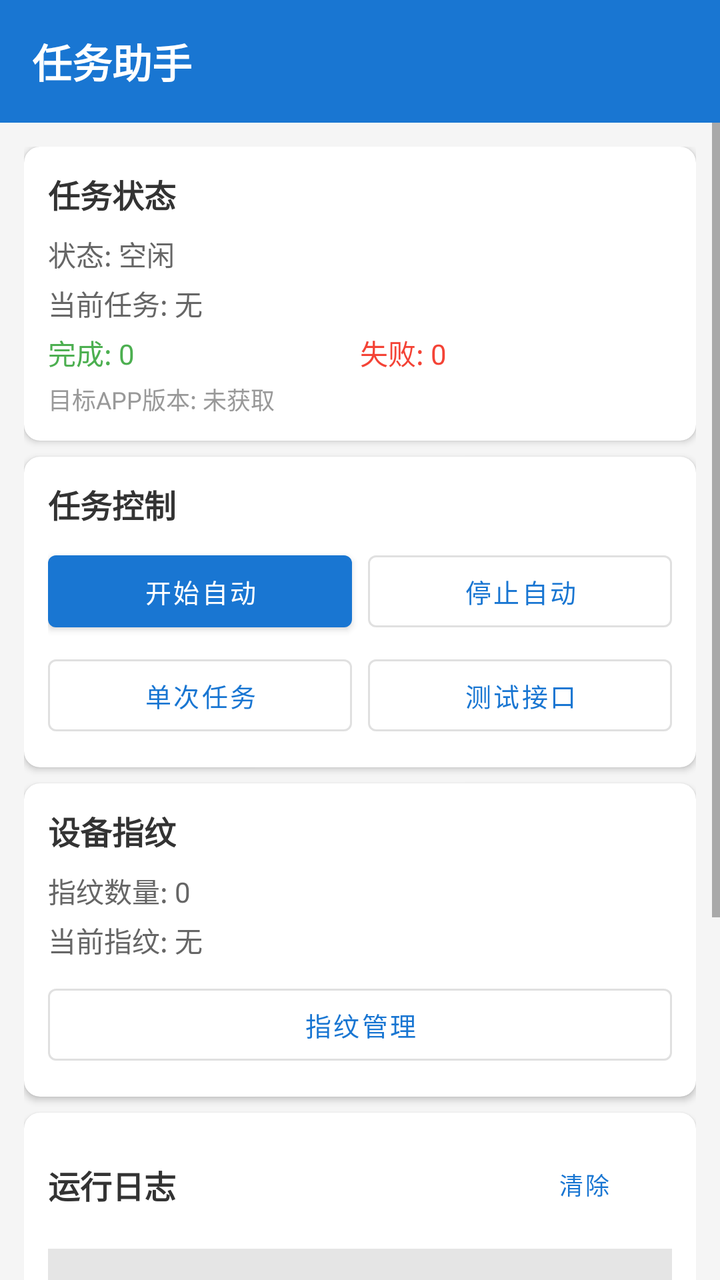
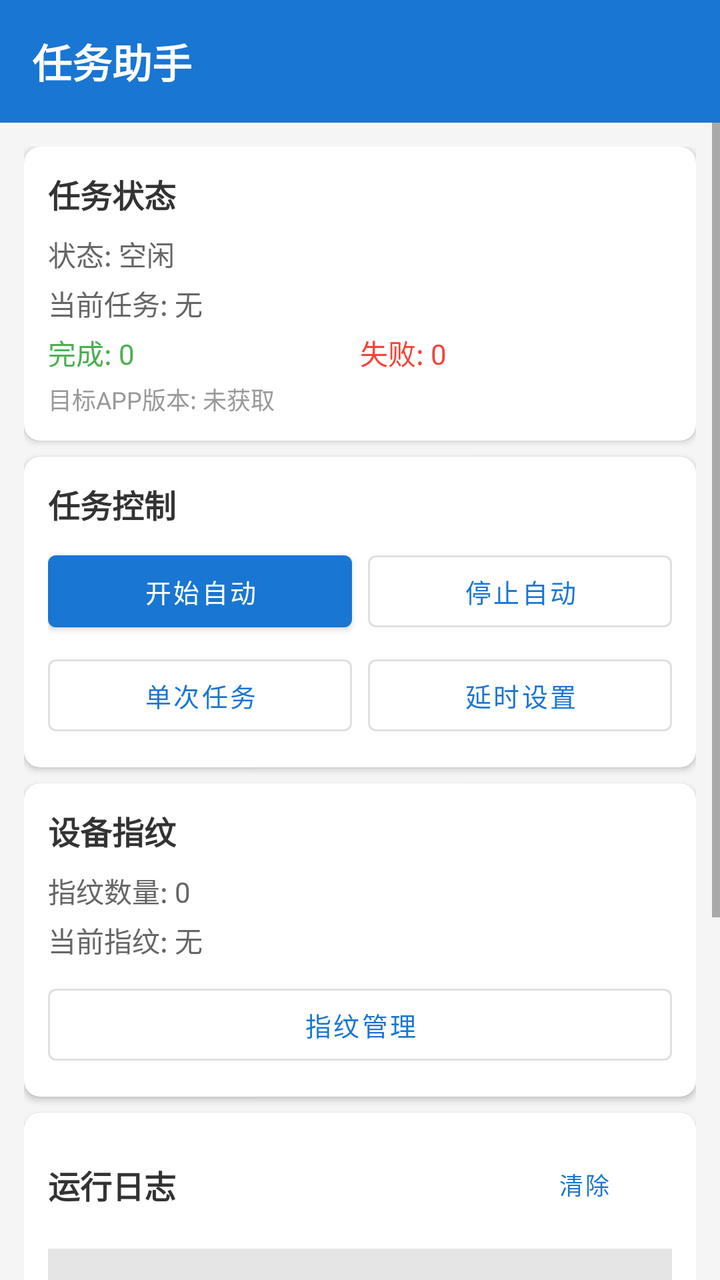

An Android layout rendered at two revisions. The XML below is the earlier revision; the diff shows what the commit changed to produce the second picture.
<!-- AndroidManifest.xml: application theme Theme.TaskHelper -->
<!-- res/layout/activity_main.xml -->
<?xml version="1.0" encoding="utf-8"?>
<LinearLayout xmlns:android="http://schemas.android.com/apk/res/android"
    android:layout_width="match_parent"
    android:layout_height="match_parent"
    android:background="#F5F5F5"
    android:orientation="vertical">

    
    <LinearLayout
        android:layout_width="match_parent"
        android:layout_height="wrap_content"
        android:background="#1976D2"
        android:orientation="horizontal"
        android:padding="16dp"
        android:gravity="center_vertical">

        <TextView
            android:layout_width="0dp"
            android:layout_height="wrap_content"
            android:layout_weight="1"
            android:text="任务助手"
            android:textColor="#FFFFFF"
            android:textSize="20sp"
            android:textStyle="bold" />

        <TextView
            android:id="@+id/tv_username"
            android:layout_width="wrap_content"
            android:layout_height="wrap_content"
            android:textColor="#FFFFFF"
            android:textSize="14sp" />
    </LinearLayout>

    <ScrollView
        android:layout_width="match_parent"
        android:layout_height="0dp"
        android:layout_weight="1">

        <LinearLayout
            android:layout_width="match_parent"
            android:layout_height="wrap_content"
            android:orientation="vertical"
            android:padding="12dp">

            
            <androidx.cardview.widget.CardView
                android:layout_width="match_parent"
                android:layout_height="wrap_content"
                android:layout_marginBottom="8dp"
                app:cardCornerRadius="8dp"
                app:cardElevation="2dp"
                xmlns:app="http://schemas.android.com/apk/res-auto">

                <LinearLayout
                    android:layout_width="match_parent"
                    android:layout_height="wrap_content"
                    android:orientation="vertical"
                    android:padding="12dp">

                    <TextView
                        android:layout_width="wrap_content"
                        android:layout_height="wrap_content"
                        android:text="任务状态"
                        android:textStyle="bold"
                        android:textSize="16sp"
                        android:textColor="#333333"
                        android:layout_marginBottom="8dp" />

                    <TextView
                        android:id="@+id/tv_status"
                        android:layout_width="match_parent"
                        android:layout_height="wrap_content"
                        android:text="状态: 空闲"
                        android:textSize="14sp"
                        android:textColor="#666666" />

                    <TextView
                        android:id="@+id/tv_current_task"
                        android:layout_width="match_parent"
                        android:layout_height="wrap_content"
                        android:text="当前任务: 无"
                        android:textSize="14sp"
                        android:textColor="#666666"
                        android:layout_marginTop="4dp" />

                    <LinearLayout
                        android:layout_width="match_parent"
                        android:layout_height="wrap_content"
                        android:orientation="horizontal"
                        android:layout_marginTop="4dp">

                        <TextView
                            android:id="@+id/tv_completed_count"
                            android:layout_width="0dp"
                            android:layout_height="wrap_content"
                            android:layout_weight="1"
                            android:text="完成: 0"
                            android:textSize="14sp"
                            android:textColor="#4CAF50" />

                        <TextView
                            android:id="@+id/tv_failed_count"
                            android:layout_width="0dp"
                            android:layout_height="wrap_content"
                            android:layout_weight="1"
                            android:text="失败: 0"
                            android:textSize="14sp"
                            android:textColor="#F44336" />
                    </LinearLayout>

                    <TextView
                        android:id="@+id/tv_target_version"
                        android:layout_width="match_parent"
                        android:layout_height="wrap_content"
                        android:text="目标APP版本: 未获取"
                        android:textSize="12sp"
                        android:textColor="#999999"
                        android:layout_marginTop="4dp" />
                </LinearLayout>
            </androidx.cardview.widget.CardView>

            
            <androidx.cardview.widget.CardView
                android:layout_width="match_parent"
                android:layout_height="wrap_content"
                android:layout_marginBottom="8dp"
                app:cardCornerRadius="8dp"
                app:cardElevation="2dp"
                xmlns:app="http://schemas.android.com/apk/res-auto">

                <LinearLayout
                    android:layout_width="match_parent"
                    android:layout_height="wrap_content"
                    android:orientation="vertical"
                    android:padding="12dp">

                    <TextView
                        android:layout_width="wrap_content"
                        android:layout_height="wrap_content"
                        android:text="任务控制"
                        android:textStyle="bold"
                        android:textSize="16sp"
                        android:textColor="#333333"
                        android:layout_marginBottom="8dp" />

                    <LinearLayout
                        android:layout_width="match_parent"
                        android:layout_height="wrap_content"
                        android:orientation="horizontal">

                        <com.google.android.material.button.MaterialButton
                            android:id="@+id/btn_start_auto"
                            android:layout_width="0dp"
                            android:layout_height="wrap_content"
                            android:layout_weight="1"
                            android:layout_marginEnd="4dp"
                            android:text="开始自动"
                            android:textSize="13sp" />

                        <com.google.android.material.button.MaterialButton
                            android:id="@+id/btn_stop_auto"
                            style="@style/Widget.MaterialComponents.Button.OutlinedButton"
                            android:layout_width="0dp"
                            android:layout_height="wrap_content"
                            android:layout_weight="1"
                            android:layout_marginStart="4dp"
                            android:text="停止自动"
                            android:textSize="13sp" />
                    </LinearLayout>

                    <LinearLayout
                        android:layout_width="match_parent"
                        android:layout_height="wrap_content"
                        android:orientation="horizontal"
                        android:layout_marginTop="4dp">

                        <com.google.android.material.button.MaterialButton
                            android:id="@+id/btn_single_task"
                            style="@style/Widget.MaterialComponents.Button.OutlinedButton"
                            android:layout_width="0dp"
                            android:layout_height="wrap_content"
                            android:layout_weight="1"
                            android:layout_marginEnd="4dp"
                            android:text="单次任务"
                            android:textSize="13sp" />

                        <com.google.android.material.button.MaterialButton
                            android:id="@+id/btn_test_api"
                            style="@style/Widget.MaterialComponents.Button.OutlinedButton"
                            android:layout_width="0dp"
                            android:layout_height="wrap_content"
                            android:layout_weight="1"
                            android:layout_marginStart="4dp"
                            android:text="测试接口"
                            android:textSize="13sp" />
                    </LinearLayout>
                </LinearLayout>
            </androidx.cardview.widget.CardView>

            
            <androidx.cardview.widget.CardView
                android:layout_width="match_parent"
                android:layout_height="wrap_content"
                android:layout_marginBottom="8dp"
                app:cardCornerRadius="8dp"
                app:cardElevation="2dp"
                xmlns:app="http://schemas.android.com/apk/res-auto">

                <LinearLayout
                    android:layout_width="match_parent"
                    android:layout_height="wrap_content"
                    android:orientation="vertical"
                    android:padding="12dp">

                    <TextView
                        android:layout_width="wrap_content"
                        android:layout_height="wrap_content"
                        android:text="设备指纹"
                        android:textStyle="bold"
                        android:textSize="16sp"
                        android:textColor="#333333"
                        android:layout_marginBottom="8dp" />

                    <TextView
                        android:id="@+id/tv_fp_count"
                        android:layout_width="match_parent"
                        android:layout_height="wrap_content"
                        android:text="指纹数量: 0"
                        android:textSize="14sp"
                        android:textColor="#666666" />

                    <TextView
                        android:id="@+id/tv_current_fp"
                        android:layout_width="match_parent"
                        android:layout_height="wrap_content"
                        android:text="当前指纹: 无"
                        android:textSize="14sp"
                        android:textColor="#666666"
                        android:layout_marginTop="4dp" />

                    <com.google.android.material.button.MaterialButton
                        android:id="@+id/btn_change_fp"
                        style="@style/Widget.MaterialComponents.Button.OutlinedButton"
                        android:layout_width="match_parent"
                        android:layout_height="wrap_content"
                        android:layout_marginTop="8dp"
                        android:text="指纹管理"
                        android:textSize="13sp" />
                </LinearLayout>
            </androidx.cardview.widget.CardView>

            
            <androidx.cardview.widget.CardView
                android:layout_width="match_parent"
                android:layout_height="wrap_content"
                android:layout_marginBottom="8dp"
                app:cardCornerRadius="8dp"
                app:cardElevation="2dp"
                xmlns:app="http://schemas.android.com/apk/res-auto">

                <LinearLayout
                    android:layout_width="match_parent"
                    android:layout_height="wrap_content"
                    android:orientation="vertical"
                    android:padding="12dp">

                    <LinearLayout
                        android:layout_width="match_parent"
                        android:layout_height="wrap_content"
                        android:orientation="horizontal"
                        android:gravity="center_vertical"
                        android:layout_marginBottom="8dp">

                        <TextView
                            android:layout_width="0dp"
                            android:layout_height="wrap_content"
                            android:layout_weight="1"
                            android:text="运行日志"
                            android:textStyle="bold"
                            android:textSize="16sp"
                            android:textColor="#333333" />

                        <com.google.android.material.button.MaterialButton
                            android:id="@+id/btn_clear_log"
                            style="@style/Widget.MaterialComponents.Button.TextButton"
                            android:layout_width="wrap_content"
                            android:layout_height="wrap_content"
                            android:text="清除"
                            android:textSize="12sp" />
                    </LinearLayout>

                    <ScrollView
                        android:id="@+id/scroll_logs"
                        android:layout_width="match_parent"
                        android:layout_height="200dp"
                        android:background="#1A000000"
                        android:padding="8dp">

                        <TextView
                            android:id="@+id/tv_logs"
                            android:layout_width="match_parent"
                            android:layout_height="wrap_content"
                            android:fontFamily="monospace"
                            android:textSize="11sp"
                            android:textColor="#333333" />
                    </ScrollView>
                </LinearLayout>
            </androidx.cardview.widget.CardView>

            
            <com.google.android.material.button.MaterialButton
                android:id="@+id/btn_logout"
                style="@style/Widget.MaterialComponents.Button.TextButton"
                android:layout_width="match_parent"
                android:layout_height="wrap_content"
                android:text="退出登录"
                android:textColor="#F44336"
                android:textSize="14sp" />

        </LinearLayout>
    </ScrollView>
</LinearLayout>
<!-- resources referenced by this layout -->
<resources>
  <style name="Theme.TaskHelper" parent="Theme.MaterialComponents.Light.NoActionBar">
          <item name="colorPrimary">#1976D2</item>
          <item name="colorPrimaryVariant">#1565C0</item>
          <item name="colorOnPrimary">#FFFFFF</item>
          <item name="colorSecondary">#26A69A</item>
          <item name="colorSecondaryVariant">#00897B</item>
          <item name="colorOnSecondary">#FFFFFF</item>
          <item name="android:statusBarColor">#1565C0</item>
      </style>
</resources>

<!-- the commit's change to res/layout/activity_main.xml (unified diff, before → after) -->
@@ -191,7 +191,7 @@
                             android:layout_height="wrap_content"
                             android:layout_weight="1"
                             android:layout_marginStart="4dp"
-                            android:text="测试接口"
+                            android:text="延时设置"
                             android:textSize="13sp" />
                     </LinearLayout>
                 </LinearLayout>
